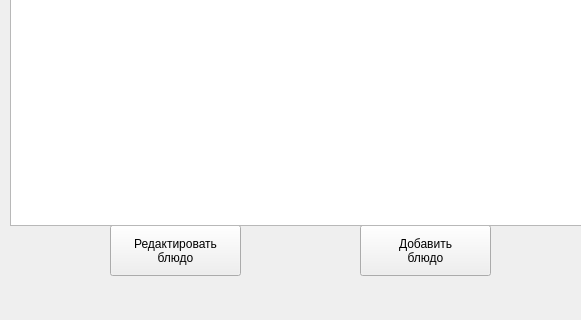
Above: mainmenu.ui from DexterVGA/FrenchCuisine before the change; both pictures show x 0 to 581 and y 535 to 855 of the 1116 by 855 pixel window. Below: the same form after it.
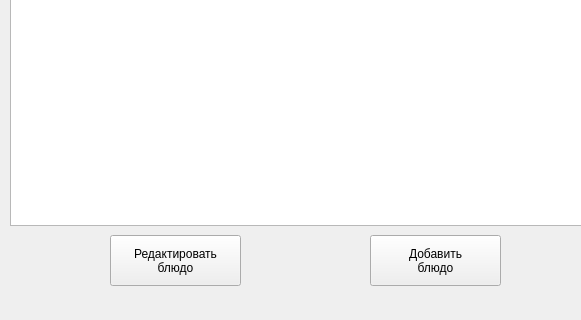
That is the form after the change.

Commit message: add form for new recipe

The edit to the form file:
```diff
--- a/mainmenu.ui
+++ b/mainmenu.ui
@@ -113,7 +113,7 @@
     <property name="geometry">
      <rect>
       <x>110</x>
-      <y>760</y>
+      <y>770</y>
       <width>131</width>
       <height>51</height>
      </rect>
@@ -126,8 +126,8 @@
    <widget class="QPushButton" name="pushButton_2">
     <property name="geometry">
      <rect>
-      <x>360</x>
-      <y>760</y>
+      <x>370</x>
+      <y>770</y>
       <width>131</width>
       <height>51</height>
      </rect>
```
Left out of the diff: 2 changed lines with no effect on the pictures. The commit also changes 7 other files.
